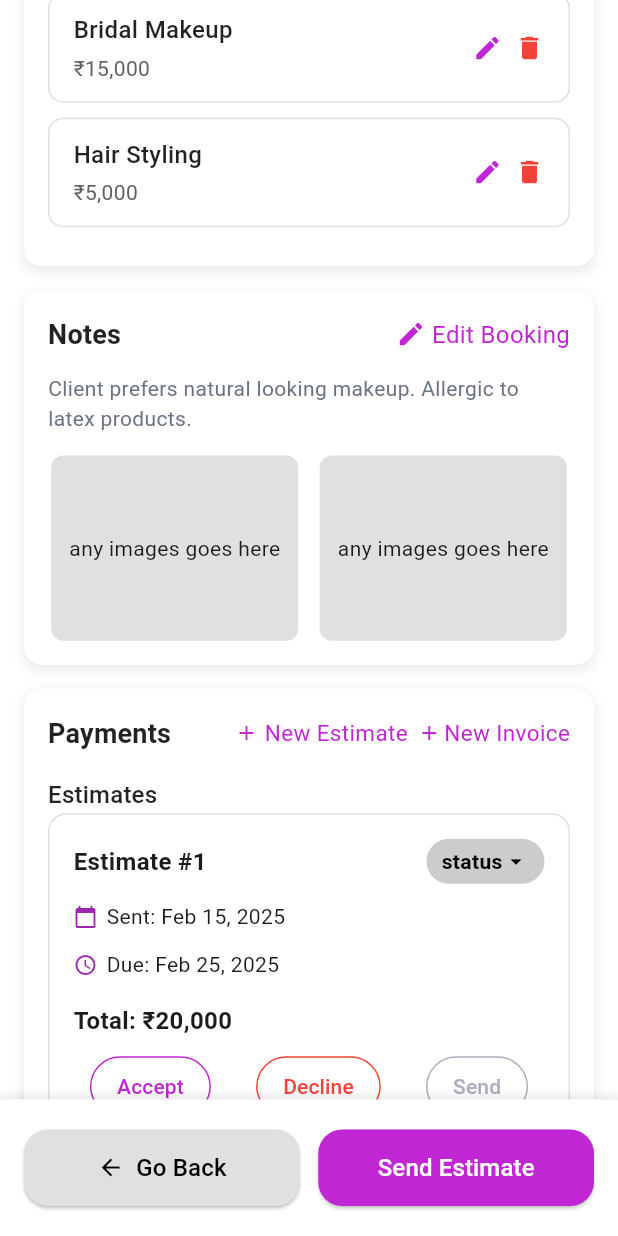
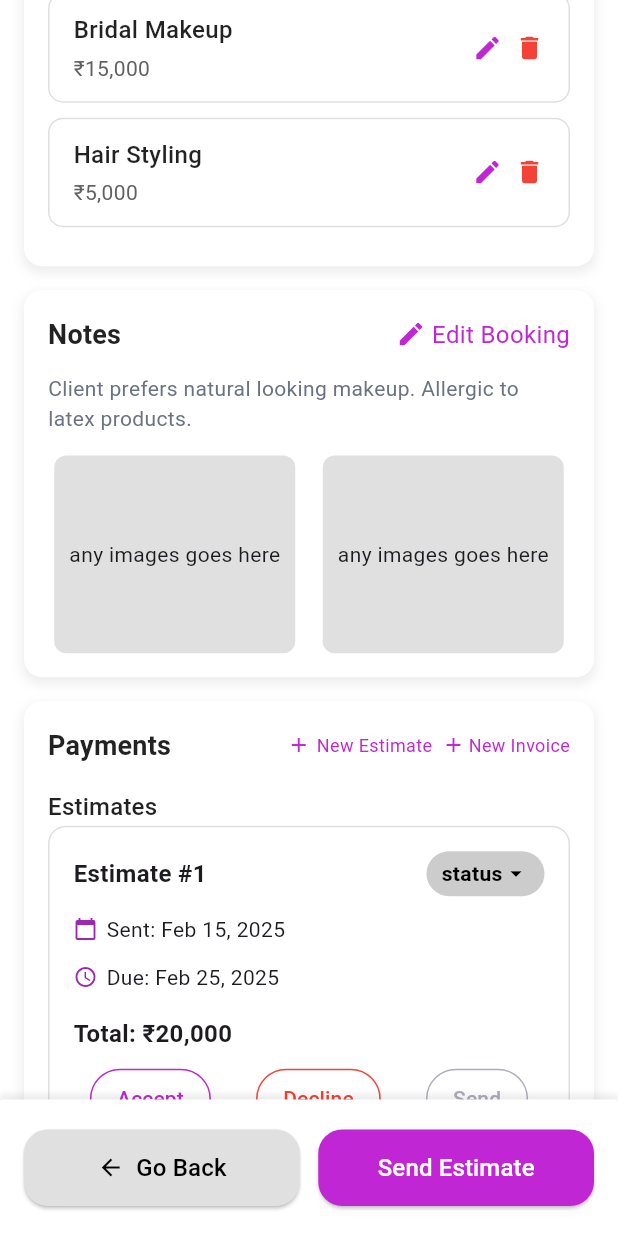
Before and after one commit to Chinmayverma1602/1glam, a Flutter app: the ManageLeadPage screen opened directly, scrolled down 576 dp, on a phone screen of 412 x 824 dp. Run offline on Flutter 3.47's test engine with Material 3 defaults, Android fonts, the phone set to English and light mode, and no system bars; our stand-ins replace cloud_firestore, dropdown_textfield, firebase_auth, firebase_core, flutter_svg, font_awesome_flutter and 11 more; missing offline and left inert: flutter_facebook_auth, switcher_button; accounts and stored records are empty; project files that could hold a hidden picture were left out.

Commit message:
overflowing fixed

```diff
--- a/lib/widgets/ManageLeadsNotesButton.dart
+++ b/lib/widgets/ManageLeadsNotesButton.dart
@@ -33,8 +33,7 @@ class ManageLeadsNotes extends StatelessWidget {
                 style: Theme.of(context).textTheme.titleMedium?.copyWith(
                     fontWeight: FontWeight.bold,
                     color: Colors.black87,
-                      fontSize: 18
-                    ),
+                    fontSize: 18),
               ),
               GestureDetector(
                 onTap: () {},
@@ -72,7 +71,6 @@ class ManageLeadsNotes extends StatelessWidget {
               _buildImagePlaceholder(context),
               SizedBox(width: 10),
               _buildImagePlaceholder(context),
-
             ],
           ),
         ],
@@ -83,15 +81,13 @@ class ManageLeadsNotes extends StatelessWidget {
   // Placeholder Widget for images
   Widget _buildImagePlaceholder(BuildContext context) {
     return Container(
-      width: MediaQuery.of(context).size.width*0.4,
-      height: MediaQuery.of(context).size.height*0.15,
+        width: MediaQuery.of(context).size.width * 0.39,
+        height: MediaQuery.of(context).size.height * 0.16,
         decoration: BoxDecoration(
           color: Colors.grey.shade300,
           borderRadius: BorderRadius.circular(8),
         ),
         alignment: Alignment.center,
-      child: Text(
-        'any images goes here')
-    );
+        child: Text('any images goes here'));
   }
 }
--- a/lib/widgets/ManageLeadsPaymentButton.dart
+++ b/lib/widgets/ManageLeadsPaymentButton.dart
@@ -46,13 +46,12 @@ class ManageLeadsPaymentButton extends StatelessWidget {
                         Text(
                           'New Estimate',
                           style:
-                              TextStyle(color: AppColors.primary, fontSize: 15),
+                              TextStyle(color: AppColors.primary, fontSize: 12),
                         ),
                       ],
                     ),
                   ),
                   SizedBox(width: MediaQuery.of(context).size.width * 0.015),
-
                   GestureDetector(
                     onTap: () {},
                     child: Row(
@@ -62,7 +61,7 @@ class ManageLeadsPaymentButton extends StatelessWidget {
                         Text(
                           'New Invoice',
                           style:
-                              TextStyle(color: AppColors.primary, fontSize: 15),
+                              TextStyle(color: AppColors.primary, fontSize: 12),
                         ),
                       ],
                     ),
```
Also changed, not shown: lib/widgets/LeadsPageFilterBar.dart (+4 -3 lines), 4 other files. Lines whose indentation alone changed are shown as unchanged.
